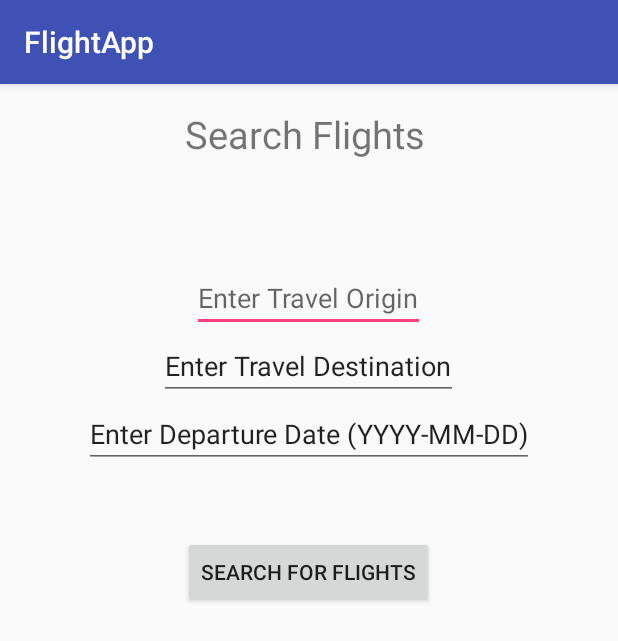
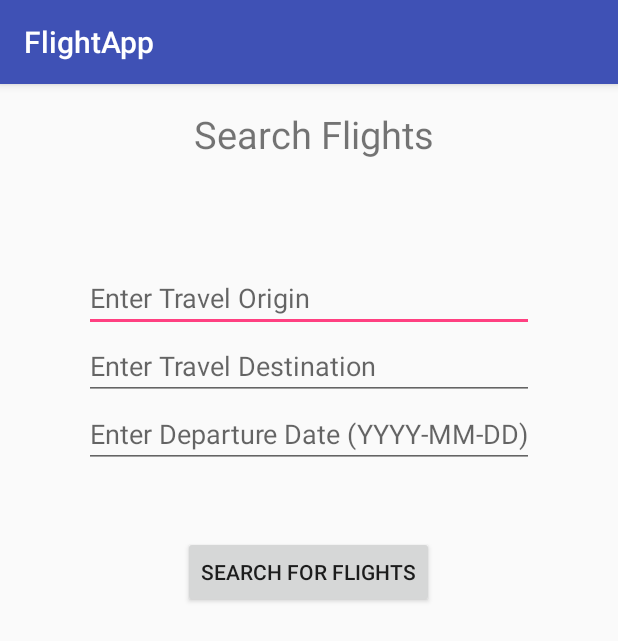
Before and after one commit to sooham/flight.app, an Android app: the screen it shows after launch (SearchForFlights), after a tap on "SIGN IN", on a phone screen of 412 x 824 dp. Shown: the top 641 px of the screen. Run offline under Robolectric (Android 15) with nearby library versions, the phone set to English and light mode, and no system bars.

Commit message:
Input is taken between activities.

```diff
--- a/pIII/FlightApp/app/src/main/java/csc207/flightapp/SearchForFlights.java
+++ b/pIII/FlightApp/app/src/main/java/csc207/flightapp/SearchForFlights.java
@@ -1,7 +1,10 @@
 package csc207.flightapp;
 
+import android.content.Intent;
 import android.support.v7.app.AppCompatActivity;
 import android.os.Bundle;
+import android.view.View;
+import android.widget.TextView;
 
 public class SearchForFlights extends AppCompatActivity {
 
@@ -9,5 +12,11 @@ public class SearchForFlights extends AppCompatActivity {
     protected void onCreate(Bundle savedInstanceState) {
         super.onCreate(savedInstanceState);
         setContentView(R.layout.activity_search_for_flights);
+        Intent intent = getIntent();
+        String email = intent.getStringExtra("EMAIL");
+        TextView textView = (TextView)findViewById(R.id.display_email);
+        textView.setText(email);
+
+
     }
 }
--- a/pIII/FlightApp/app/src/main/java/csc207/flightapp/UserLogin.java
+++ b/pIII/FlightApp/app/src/main/java/csc207/flightapp/UserLogin.java
@@ -4,8 +4,11 @@ import android.content.Intent;
 import android.support.v7.app.AppCompatActivity;
 import android.os.Bundle;
 import android.view.View;
+import android.widget.EditText;
+import android.widget.TextView;
 
 public class UserLogin extends AppCompatActivity {
+    EditText email;
 
     @Override
     protected void onCreate(Bundle savedInstanceState) {
@@ -13,7 +16,10 @@ public class UserLogin extends AppCompatActivity {
         setContentView(R.layout.activity_user_login2);
     }
     public void searchFlightIntent(View view) {
-        startActivity(new Intent(this, SearchForFlights.class));
+        email = (EditText)findViewById(R.id.get_email);
+        Intent intent = new Intent(this, SearchForFlights.class);
+        intent.putExtra("EMAIL", email.getText().toString());
+        startActivity(intent);
     }
 
 }
--- a/pIII/FlightApp/app/src/main/res/layout/activity_search_for_flights.xml
+++ b/pIII/FlightApp/app/src/main/res/layout/activity_search_for_flights.xml
@@ -16,7 +16,10 @@
         android:hint="Enter Travel Origin"
         android:layout_marginTop="104dp"
         android:layout_alignParentTop="true"
-        android:layout_centerHorizontal="true" />
+        android:layout_alignLeft="@+id/editText"
+        android:layout_alignStart="@+id/editText"
+        android:layout_alignRight="@+id/editText"
+        android:layout_alignEnd="@+id/editText" />
 
     <TextView
         android:layout_width="wrap_content"
@@ -24,22 +27,26 @@
         android:text="@string/search_flights"
         android:textSize="25dp"
         android:layout_alignParentTop="true"
-        android:layout_alignRight="@+id/origin"
-        android:layout_alignEnd="@+id/origin" />
+        android:layout_alignRight="@+id/search_button"
+        android:layout_alignEnd="@+id/search_button"
+        android:id="@+id/textView2" />
 
     <EditText
         android:layout_width="wrap_content"
         android:layout_height="wrap_content"
         android:id="@+id/editText"
-        android:text="Enter Travel Destination"
+        android:hint="Enter Travel Destination"
         android:layout_below="@+id/origin"
-        android:layout_centerHorizontal="true" />
+        android:layout_alignRight="@+id/departure_date"
+        android:layout_alignEnd="@+id/departure_date"
+        android:layout_alignLeft="@+id/departure_date"
+        android:layout_alignStart="@+id/departure_date" />
 
     <EditText
         android:layout_width="wrap_content"
         android:layout_height="wrap_content"
-        android:id="@+id/editText2"
-        android:text="Enter Departure Date (YYYY-MM-DD)"
+        android:id="@+id/departure_date"
+        android:hint="Enter Departure Date (YYYY-MM-DD)"
         android:layout_below="@+id/editText"
         android:layout_centerHorizontal="true" />
 
@@ -48,7 +55,14 @@
         android:layout_height="wrap_content"
         android:text="Search For Flights"
         android:id="@+id/search_button"
-        android:layout_below="@+id/editText2"
+        android:layout_below="@+id/departure_date"
         android:layout_centerHorizontal="true"
         android:layout_marginTop="45dp" />
+
+    <TextView
+        android:layout_width="wrap_content"
+        android:layout_height="wrap_content"
+        android:id="@+id/display_email"
+        android:layout_below="@+id/textView2"
+        android:layout_centerHorizontal="true" />
 </RelativeLayout>
```
